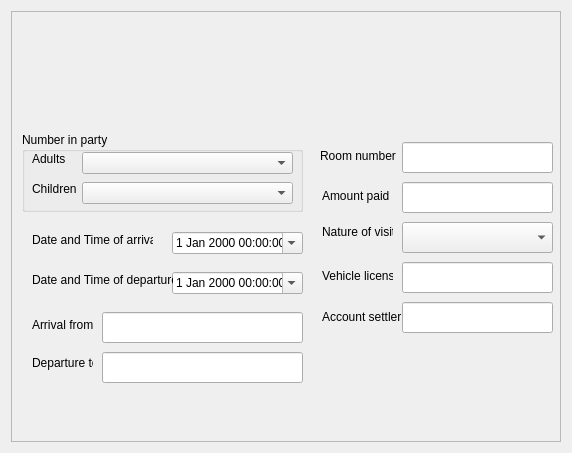
Qt form lodging_dialog.ui (DatabasesWorks/HotelDeHeringan) before a commit.
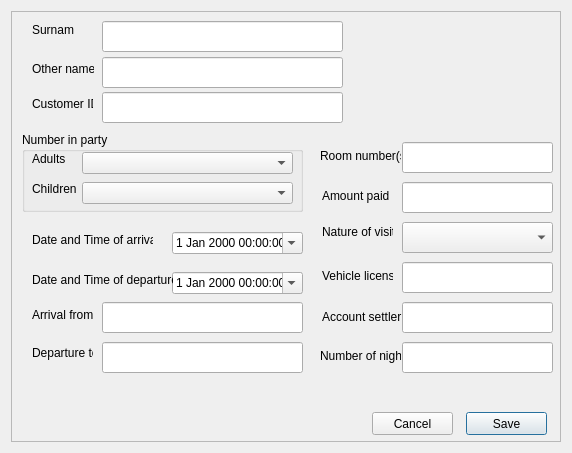
The same form after that commit.

```diff
--- a/lodging_dialog.ui
+++ b/lodging_dialog.ui
@@ -130,7 +130,7 @@
        <property name="geometry">
         <rect>
          <x>90</x>
-         <y>300</y>
+         <y>290</y>
          <width>201</width>
          <height>31</height>
         </rect>
@@ -153,7 +153,7 @@
        <property name="geometry">
         <rect>
          <x>20</x>
-         <y>343</y>
+         <y>333</y>
          <width>61</width>
          <height>16</height>
         </rect>
@@ -166,7 +166,7 @@
        <property name="geometry">
         <rect>
          <x>90</x>
-         <y>340</y>
+         <y>330</y>
          <width>201</width>
          <height>31</height>
         </rect>
@@ -176,7 +176,7 @@
        <property name="geometry">
         <rect>
          <x>20</x>
-         <y>305</y>
+         <y>295</y>
          <width>61</width>
          <height>16</height>
         </rect>
@@ -195,7 +195,7 @@
         </rect>
        </property>
        <property name="text">
-        <string>Room number</string>
+        <string>Room number(s)</string>
        </property>
       </widget>
       <widget class="QLineEdit" name="lineEdit">
@@ -300,6 +300,127 @@
         </rect>
        </property>
       </widget>
+      <widget class="QLabel" name="label_21">
+       <property name="geometry">
+        <rect>
+         <x>20</x>
+         <y>49</y>
+         <width>62</width>
+         <height>16</height>
+        </rect>
+       </property>
+       <property name="text">
+        <string>Other names</string>
+       </property>
+      </widget>
+      <widget class="QLineEdit" name="lodge_other_names">
+       <property name="geometry">
+        <rect>
+         <x>90</x>
+         <y>45</y>
+         <width>241</width>
+         <height>31</height>
+        </rect>
+       </property>
+      </widget>
+      <widget class="QLineEdit" name="lodge_surname_edit">
+       <property name="geometry">
+        <rect>
+         <x>90</x>
+         <y>9</y>
+         <width>241</width>
+         <height>31</height>
+        </rect>
+       </property>
+       <property name="readOnly">
+        <bool>false</bool>
+       </property>
+      </widget>
+      <widget class="QLabel" name="label_23">
+       <property name="geometry">
+        <rect>
+         <x>20</x>
+         <y>10</y>
+         <width>42</width>
+         <height>16</height>
+        </rect>
+       </property>
+       <property name="text">
+        <string>Surname</string>
+       </property>
+      </widget>
+      <widget class="QLineEdit" name="lodge_reference_number">
+       <property name="geometry">
+        <rect>
+         <x>90</x>
+         <y>80</y>
+         <width>241</width>
+         <height>31</height>
+        </rect>
+       </property>
+      </widget>
+      <widget class="QLabel" name="label_22">
+       <property name="geometry">
+        <rect>
+         <x>20</x>
+         <y>84</y>
+         <width>61</width>
+         <height>16</height>
+        </rect>
+       </property>
+       <property name="text">
+        <string>Customer ID</string>
+       </property>
+      </widget>
+      <widget class="QPushButton" name="lodge_save_button">
+       <property name="geometry">
+        <rect>
+         <x>454</x>
+         <y>400</y>
+         <width>81</width>
+         <height>23</height>
+        </rect>
+       </property>
+       <property name="text">
+        <string>Save</string>
+       </property>
+      </widget>
+      <widget class="QPushButton" name="lodge_cancel_button">
+       <property name="geometry">
+        <rect>
+         <x>360</x>
+         <y>400</y>
+         <width>81</width>
+         <height>23</height>
+        </rect>
+       </property>
+       <property name="text">
+        <string>Cancel</string>
+       </property>
+      </widget>
+      <widget class="QLabel" name="label_9">
+       <property name="geometry">
+        <rect>
+         <x>308</x>
+         <y>336</y>
+         <width>81</width>
+         <height>16</height>
+        </rect>
+       </property>
+       <property name="text">
+        <string>Number of nights</string>
+       </property>
+      </widget>
+      <widget class="QLineEdit" name="lodge_nights_edit">
+       <property name="geometry">
+        <rect>
+         <x>390</x>
+         <y>330</y>
+         <width>151</width>
+         <height>31</height>
+        </rect>
+       </property>
+      </widget>
      </widget>
     </widget>
    </item>
```
Left out of the diff: 49 changed lines with no effect on the pictures.
